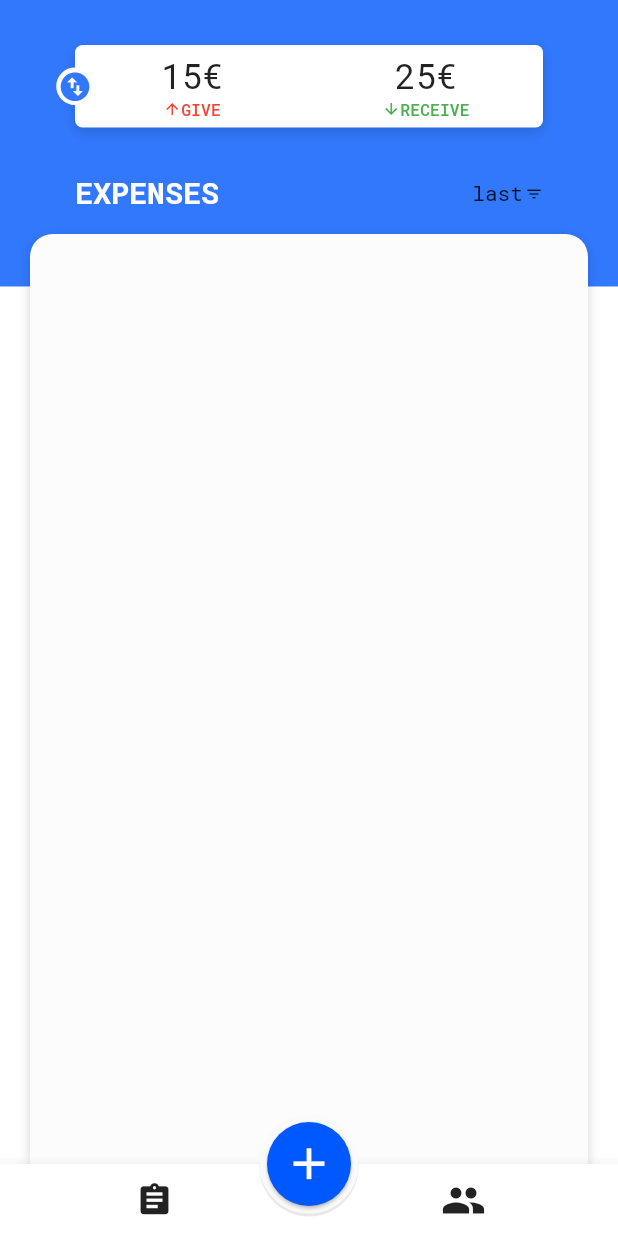
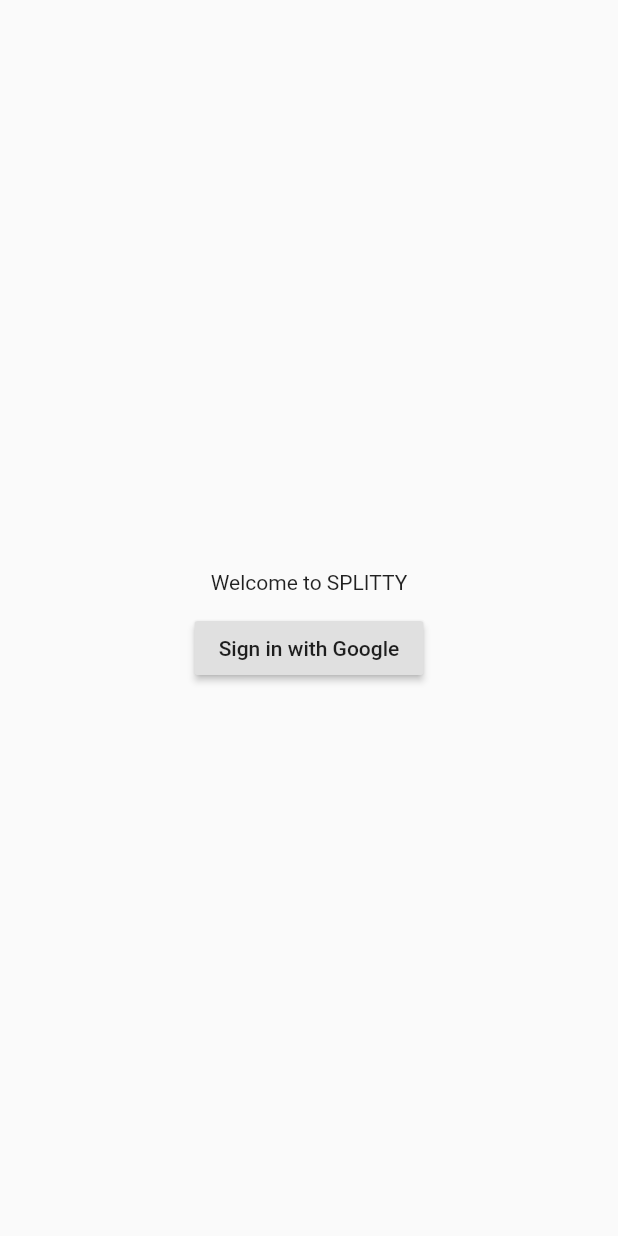
Before and after one commit to kitesoft/splitty, a Flutter app: the screen it shows after launch, on a phone screen of 412 x 824 dp. Run offline on Flutter 3.47's test engine with Material 2 defaults, Android fonts, the phone set to English and light mode, and no system bars; our stand-ins replace firebase_auth, google_sign_in; accounts and stored records are empty.

Commit message:
Implementation of firebase authentication
Firebase authentication with Google Sign In

```diff
--- a/lib/app.dart
+++ b/lib/app.dart
@@ -1,27 +1,40 @@
 import 'package:flutter/material.dart';
 import 'package:flutter/services.dart';
+import 'package:firebase_auth/firebase_auth.dart';
+import 'package:google_sign_in/google_sign_in.dart';
 
 import 'home.dart';
+import 'splash.dart';
+import 'login.dart';
 
-class Splitty extends StatelessWidget {
+class Splitty extends StatefulWidget {
   // This widget is the root of your application.
+
+  @override
+  _SplittyState createState() => _SplittyState();
+}
+
+class _SplittyState extends State<Splitty> {
+  FirebaseUser _user;
+
+  void _setUser(FirebaseUser user) {
+    setState(() {
+      _user = user;
+    });
+  }
+
   @override
   Widget build(BuildContext context) {
     SystemChrome.setSystemUIOverlayStyle(SystemUiOverlayStyle.light);
     return new MaterialApp(
       title: 'Splitty',
       theme: new ThemeData(
-        // This is the theme of your application.
-        //
-        // Try running your application with "flutter run". You'll see the
-        // application has a blue toolbar. Then, without quitting the app, try
-        // changing the primarySwatch below to Colors.green and then invoke
-        // "hot reload" (press "r" in the console where you ran "flutter run",
-        // or press Run > Flutter Hot Reload in IntelliJ). Notice that the
-        // counter didn't reset back to zero; the application is not restarted.
         primarySwatch: Colors.green,
       ),
-      home: new HomePage(),
+      home: SplashPage(_setUser),
+      routes: <String, WidgetBuilder>{
+        '/expenses': (BuildContext context) => HomePage()
+      },
     );
   }
 }
--- a/lib/main.dart
+++ b/lib/main.dart
@@ -2,4 +2,4 @@ import 'package:flutter/material.dart';
 
 import 'package:splitty/app.dart';
 
-void main() => runApp(new Splitty ());
+void main() => runApp(new Splitty());
--- /dev/null
+++ b/lib/splash.dart
@@ -0,0 +1,55 @@
+import 'dart:async';
+
+import 'package:flutter/material.dart';
+
+import 'package:firebase_auth/firebase_auth.dart';
+import 'package:google_sign_in/google_sign_in.dart';
+
+import 'home.dart';
+
+class SplashPage extends StatelessWidget {
+  final GoogleSignIn _googleSignIn = GoogleSignIn();
+  final FirebaseAuth _auth = FirebaseAuth.instance;
+
+  final Function setUser;
+
+  SplashPage(this.setUser);
+
+  @override
+  Widget build(BuildContext context) {
+    return Scaffold(
+      body: Column(
+        mainAxisAlignment: MainAxisAlignment.center,
+        children: <Widget>[
+          Padding(
+            padding: const EdgeInsets.all(12.0),
+            child: Text("Welcome to SPLITTY"),
+          ),
+          Center(
+            child: RaisedButton(
+                child: Text('Sign in with Google'),
+                onPressed: () {
+                  _handleSignIn()
+                      .then((FirebaseUser user) => setUser(user))
+                      .catchError((e) => print(e));
+                  Navigator.pushAndRemoveUntil(
+                      context,
+                      MaterialPageRoute(builder: (context) => HomePage()),
+                      ModalRoute.withName('/expenses'));
+                }),
+          )
+        ],
+      ),
+    );
+  }
+
+  Future<FirebaseUser> _handleSignIn() async {
+    GoogleSignInAccount googleUser = await _googleSignIn.signIn();
+    GoogleSignInAuthentication googleAuth = await googleUser.authentication;
+    FirebaseUser user = await _auth.signInWithGoogle(
+      accessToken: googleAuth.accessToken,
+      idToken: googleAuth.idToken,
+    );
+    return user;
+  }
+}
--- a/pubspec.yaml
+++ b/pubspec.yaml
@@ -8,6 +8,9 @@ dependencies:
   # The following adds the Cupertino Icons font to your application.
   # Use with the CupertinoIcons class for iOS style icons.
   cupertino_icons: ^0.1.2
+
+  firebase_auth: ^0.5.12
+  google_sign_in: ^3.0.5
 
 dev_dependencies:
   flutter_test:
```
Also changed, not shown: lib/login.dart (added, +11 -0 lines), pubspec.lock, 11 other files.
